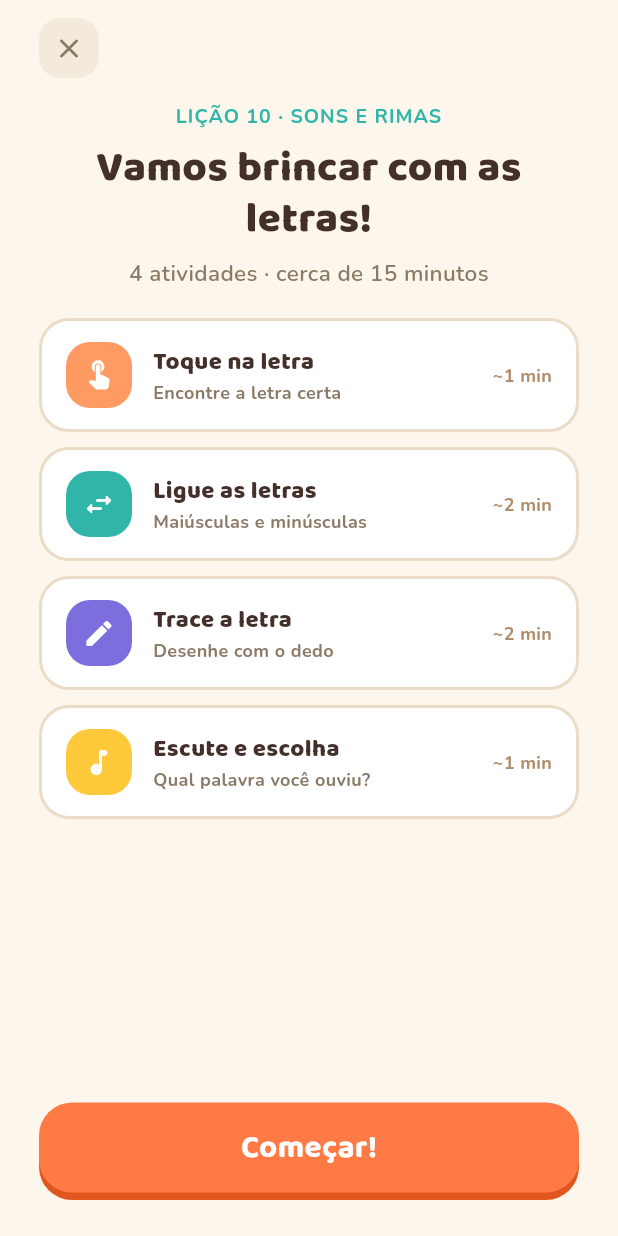
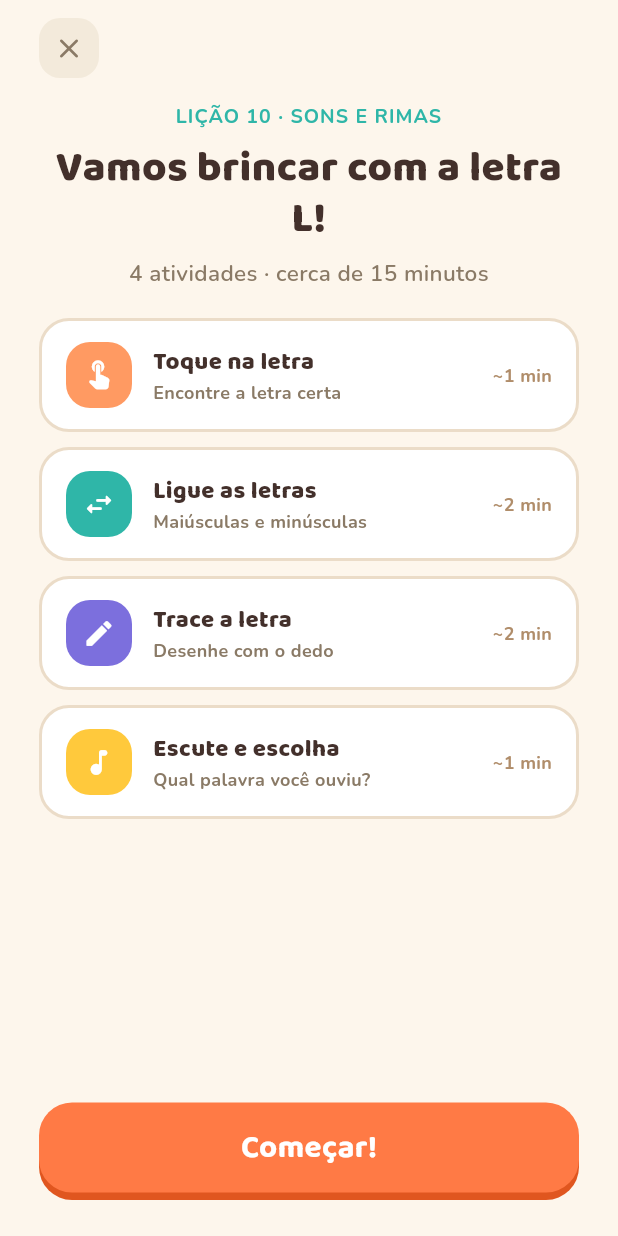
Before and after one commit to DenysMenfredy/app-kids, a Flutter app: the LessonIntroScreen screen opened by its route, on a phone screen of 412 x 824 dp. Run offline on Flutter 3.47's test engine with Material 3 defaults, Android fonts, the phone set to English and light mode, and no system bars; our stand-ins replace cloud_firestore, cloud_functions, equatable, firebase_auth, firebase_core, flutter_riverpod and 3 more; accounts and stored records are empty.

Commit message:
Play the seeded lessons instead of hardcoded exercises
The curriculum was seeded last commit but nothing read it: every lesson ran
the same four constants (letter B, A/B/C, trace A, the word BOLA) no matter
where the child was placed. The activities now come from the backend.

- LessonContent models a lesson as exactly its four activities, mirroring
  the invariant the seed integrity tests enforce, so a short lesson fails at
  load rather than part-way through
- LessonRepository fetches lessons/{id} + its activities ordered by `order`;
  the content is cached per lesson id, because the activities hand off to
  each other and a dropped connection mid-lesson must not strand the child
- the intro screen gates on the load with a retry, and shows the lesson's
  own title, theme and duration
- instructions, options, match pairs and the spoken TTS text (including how
  each letter is said — "éle", not "L") all come from content now
- LessonFlow orders activities by ActivityType rather than a content list

Demo mode keeps one sample lesson, copied from backend/seed so what you see
offline is what the backend serves; a test parses the real seed files and
asserts the copy still matches, and Equatable props were completed so that
check can actually see a difference.

App 71 tests, backend 59, analyze clean, both modes compile.

Co-Authored-By: Claude Opus 5 <noreply@anthropic.com>
Claude-Session: https://claude.ai/code/session_01A5Fnmqcd5u892hAo1bvyq5

```diff
--- a/lele/lib/features/lesson/domain/lesson.dart
+++ b/lele/lib/features/lesson/domain/lesson.dart
@@ -3,12 +3,15 @@ import 'package:flutter/material.dart';
 
 import '../../../core/theme/app_colors.dart';
 
-/// The four activity types of the MVP daily lesson, in play order.
+/// The four activity types of the daily lesson, in play order.
 enum ActivityType { tap, match, trace, listen }
 
-class LessonActivity extends Equatable {
-  const LessonActivity({
-    required this.type,
+/// Chrome for an activity *kind* — its icon, colour and the summary row on
+/// the lesson intro. This describes the shape of the exercise rather than
+/// its content, so it stays in the app; the letters and words come from the
+/// backend (`backend/seed/activities/`).
+class ActivityPresentation extends Equatable {
+  const ActivityPresentation({
     required this.title,
     required this.subtitle,
     required this.duration,
@@ -16,7 +19,6 @@ class LessonActivity extends Equatable {
     required this.chipColor,
   });
 
-  final ActivityType type;
   final String title;
   final String subtitle;
   final String duration;
@@ -24,40 +26,173 @@ class LessonActivity extends Equatable {
   final Color chipColor;
 
   @override
-  List<Object?> get props => [type, title, subtitle, duration];
+  List<Object?> get props => [title, subtitle, duration];
 }
 
-const todaysLesson = [
-  LessonActivity(
-    type: ActivityType.tap,
+const activityPresentation = {
+  ActivityType.tap: ActivityPresentation(
     title: 'Toque na letra',
     subtitle: 'Encontre a letra certa',
     duration: '~1 min',
     icon: Icons.touch_app_rounded,
     chipColor: AppColors.orangeSoft,
   ),
-  LessonActivity(
-    type: ActivityType.match,
+  ActivityType.match: ActivityPresentation(
     title: 'Ligue as letras',
     subtitle: 'Maiúsculas e minúsculas',
     duration: '~2 min',
     icon: Icons.swap_horiz_rounded,
     chipColor: AppColors.teal,
   ),
-  LessonActivity(
-    type: ActivityType.trace,
+  ActivityType.trace: ActivityPresentation(
     title: 'Trace a letra',
     subtitle: 'Desenhe com o dedo',
     duration: '~2 min',
     icon: Icons.edit_rounded,
     chipColor: AppColors.purple,
   ),
-  LessonActivity(
-    type: ActivityType.listen,
+  ActivityType.listen: ActivityPresentation(
     title: 'Escute e escolha',
     subtitle: 'Qual palavra você ouviu?',
     duration: '~1 min',
     icon: Icons.music_note_rounded,
     chipColor: AppColors.yellow,
   ),
-];
+};
+
+/// Find the letter among several.
+class TapActivity extends Equatable {
+  const TapActivity({
+    required this.id,
+    required this.instruction,
+    required this.speech,
+    required this.target,
+    required this.options,
+  });
+
+  final String id;
+  final String instruction;
+
+  /// What the app reads aloud, with the letter named as it is spoken in
+  /// pt-BR ("Toque na letra bê").
+  final String speech;
+  final String target;
+  final List<String> options;
+
+  @override
+  List<Object?> get props => [id, instruction, speech, target, options];
+}
+
+/// Pair each uppercase letter with its lowercase form.
+class MatchActivity extends Equatable {
+  const MatchActivity({
+    required this.id,
+    required this.instruction,
+    required this.hint,
+    required this.uppercase,
+    required this.lowercase,
+  });
+
+  final String id;
+  final String instruction;
+  final String hint;
+
+  /// Left column, in display order.
+  final List<String> uppercase;
+
+  /// Right column, deliberately in a different order.
+  final List<String> lowercase;
+
+  @override
+  List<Object?> get props => [id, instruction, hint, uppercase, lowercase];
+}
+
+/// Draw the letter with a finger.
+class TraceActivity extends Equatable {
+  const TraceActivity({
+    required this.id,
+    required this.instruction,
+    required this.speech,
+    required this.letter,
+  });
+
+  final String id;
+  final String instruction;
+  final String speech;
+  final String letter;
+
+  @override
+  List<Object?> get props => [id, instruction, speech, letter];
+}
+
+/// Hear a word and pick it out.
+class ListenActivity extends Equatable {
+  const ListenActivity({
+    required this.id,
+    required this.instruction,
+    required this.speech,
+    required this.answer,
+    required this.options,
+  });
+
+  final String id;
+  final String instruction;
+
+  /// The word the app speaks.
+  final String speech;
+  final String answer;
+  final List<String> options;
+
+  @override
+  List<Object?> get props => [id, instruction, speech, answer, options];
+}
+
+/// A lesson and the exercises it plays, in order.
+///
+/// A lesson is exactly these four activities — the invariant the backend's
+/// seed integrity tests enforce and `LessonFlow` assumes — so they are named
+/// fields rather than a list that could arrive short.
+class LessonContent extends Equatable {
+  const LessonContent({
+    required this.id,
+    required this.title,
+    required this.theme,
+    required this.estimatedMinutes,
+    required this.tap,
+    required this.match,
+    required this.trace,
+    required this.listen,
+  });
+
+  final String id;
+  final String title;
+  final String theme;
+  final int estimatedMinutes;
+  final TapActivity tap;
+  final MatchActivity match;
+  final TraceActivity trace;
+  final ListenActivity listen;
+
+  @override
+  List<Object?> get props =>
+      [id, title, theme, estimatedMinutes, tap, match, trace, listen];
+}
+
+/// Splits [instruction] around the first standalone occurrence of [token],
+/// so the letter can be drawn in the accent colour ("Trace a letra **L** com
+/// o dedo"). Null when the token isn't its own word, in which case callers
+/// render the instruction plainly.
+({String before, String after})? highlightSplit(
+  String instruction,
+  String token,
+) {
+  if (token.isEmpty) return null;
+  final pattern = RegExp('(^|\\s)${RegExp.escape(token)}(\\s|\$)');
+  final match = pattern.firstMatch(instruction);
+  if (match == null) return null;
+  final start = match.start + match.group(1)!.length;
+  return (
+    before: instruction.substring(0, start),
+    after: instruction.substring(start + token.length),
+  );
+}
--- a/lele/lib/features/lesson/presentation/lesson_intro_screen.dart
+++ b/lele/lib/features/lesson/presentation/lesson_intro_screen.dart
@@ -10,6 +10,7 @@ import '../../../core/widgets/lele_button.dart';
 import '../../learning/application/journey_provider.dart';
 import '../application/lesson_controller.dart';
 import '../application/lesson_stats_controller.dart';
+import '../data/lesson_repository.dart';
 import '../data/lesson_sync_service.dart';
 import '../domain/lesson.dart';
 
@@ -18,8 +19,7 @@ class LessonIntroScreen extends ConsumerWidget {
 
   @override
   Widget build(BuildContext context, WidgetRef ref) {
-    final module = ref.watch(currentModuleProvider);
-    final lessonNumber = ref.watch(currentLessonNumberProvider);
+    final content = ref.watch(currentLessonContentProvider);
     return Scaffold(
       body: SafeArea(
         child: Padding(
@@ -44,27 +44,61 @@ class LessonIntroScreen extends ConsumerWidget {
                   ),
                 ),
               ),
+              Expanded(
+                child: content.when(
+                  loading: () => const Center(
+                    child: CircularProgressIndicator(color: AppColors.teal),
+                  ),
+                  error: (error, _) => _LoadFailed(
+                    onRetry: () => ref.invalidate(
+                      lessonContentProvider(ref.read(currentLessonIdProvider)),
+                    ),
+                  ),
+                  data: (lesson) => _Lesson(lesson: lesson),
+                ),
+              ),
+            ],
+          ),
+        ),
+      ),
+    );
+  }
+}
+
+class _Lesson extends ConsumerWidget {
+  const _Lesson({required this.lesson});
+
+  final LessonContent lesson;
+
+  @override
+  Widget build(BuildContext context, WidgetRef ref) {
+    final lessonNumber = ref.watch(currentLessonNumberProvider);
+
+    return Column(
+      crossAxisAlignment: CrossAxisAlignment.stretch,
+      children: [
         const SizedBox(height: 16),
         Text(
-                'LIÇÃO $lessonNumber · ${module.lessonTheme.toUpperCase()}',
+          'LIÇÃO $lessonNumber · ${lesson.theme.toUpperCase()}',
           textAlign: TextAlign.center,
           style: AppTextStyles.eyebrow(AppColors.teal),
         ),
         const SizedBox(height: 8),
         Text(
-                'Vamos brincar com as letras!',
+          lesson.title,
           textAlign: TextAlign.center,
           style: AppTextStyles.baloo(28, height: 1.2),
         ),
         const SizedBox(height: 8),
         Text(
-                '4 atividades · cerca de 15 minutos',
+          '${ActivityType.values.length} atividades · cerca de '
+          '${lesson.estimatedMinutes} minutos',
           textAlign: TextAlign.center,
           style: AppTextStyles.nunito(15, color: AppColors.textMuted),
         ),
         const SizedBox(height: 20),
-              for (final activity in todaysLesson) ...[
-                _ActivityRow(activity: activity),
+        for (final type in ActivityType.values) ...[
+          _ActivityRow(presentation: activityPresentation[type]!),
           const SizedBox(height: 10),
         ],
         const Spacer(),
@@ -78,24 +112,53 @@ class LessonIntroScreen extends ConsumerWidget {
             ref
                 .read(lessonSyncServiceProvider)
                 .lessonStarted(ref.read(currentLessonIdProvider));
-                  ref
-                      .read(ttsServiceProvider)
-                      .speak('Toque na letra Bê');
+            ref.read(ttsServiceProvider).speak(lesson.tap.speech);
             context.goNamed(flow.firstRoute);
           },
         ),
       ],
+    );
+  }
+}
+
+class _LoadFailed extends StatelessWidget {
+  const _LoadFailed({required this.onRetry});
+
+  final VoidCallback onRetry;
+
+  @override
+  Widget build(BuildContext context) {
+    return Column(
+      mainAxisAlignment: MainAxisAlignment.center,
+      children: [
+        Text(
+          'Não conseguimos carregar a lição',
+          textAlign: TextAlign.center,
+          style: AppTextStyles.baloo(22, height: 1.25),
+        ),
+        const SizedBox(height: 10),
+        Text(
+          'Verifique sua conexão e tente de novo.',
+          textAlign: TextAlign.center,
+          style: AppTextStyles.nunito(15, color: AppColors.textMuted),
+        ),
+        const SizedBox(height: 20),
+        TextButton(
+          onPressed: onRetry,
+          child: Text(
+            'Tentar de novo',
+            style: AppTextStyles.baloo(18, color: AppColors.orangeDark),
           ),
         ),
-      ),
+      ],
     );
   }
 }
 
 class _ActivityRow extends StatelessWidget {
-  const _ActivityRow({required this.activity});
+  const _ActivityRow({required this.presentation});
 
-  final LessonActivity activity;
+  final ActivityPresentation presentation;
 
   @override
   Widget build(BuildContext context) {
@@ -114,18 +177,18 @@ class _ActivityRow extends StatelessWidget {
             height: 44,
             alignment: Alignment.center,
             decoration: BoxDecoration(
-              color: activity.chipColor,
+              color: presentation.chipColor,
               borderRadius: BorderRadius.circular(16),
             ),
-            child: Icon(activity.icon, size: 22, color: Colors.white),
+            child: Icon(presentation.icon, size: 22, color: Colors.white),
           ),
           Expanded(
             child: Column(
               crossAxisAlignment: CrossAxisAlignment.start,
               children: [
-                Text(activity.title, style: AppTextStyles.baloo(16)),
+                Text(presentation.title, style: AppTextStyles.baloo(16)),
                 Text(
-                  activity.subtitle,
+                  presentation.subtitle,
                   style: AppTextStyles.nunito(
                     12,
                     weight: FontWeight.w700,
@@ -136,7 +199,7 @@ class _ActivityRow extends StatelessWidget {
             ),
           ),
           Text(
-            activity.duration,
+            presentation.duration,
             style: AppTextStyles.nunito(
               12,
               weight: FontWeight.w700,
```
Also changed, not shown: lele/lib/core/widgets/activity_scaffold.dart (+14 -0 lines), lele/lib/features/lesson/application/lesson_controller.dart (+6 -6 lines), lele/lib/features/lesson/data/lesson_repository.dart (added, +180 -0 lines), lele/lib/features/lesson/presentation/activities/listen_activity_screen.dart (+12 -10 lines), lele/lib/features/lesson/presentation/activities/match_activity_screen.dart (+11 -10 lines), lele/lib/features/lesson/presentation/activities/tap_activity_screen.dart (+14 -23 lines), lele/lib/features/lesson/presentation/activities/trace_activity_screen.dart (+13 -21 lines), lele/lib/features/lesson/presentation/widgets/highlighted_instruction.dart (added, +41 -0 lines), 5 other files. Lines whose indentation alone changed are shown as unchanged.
